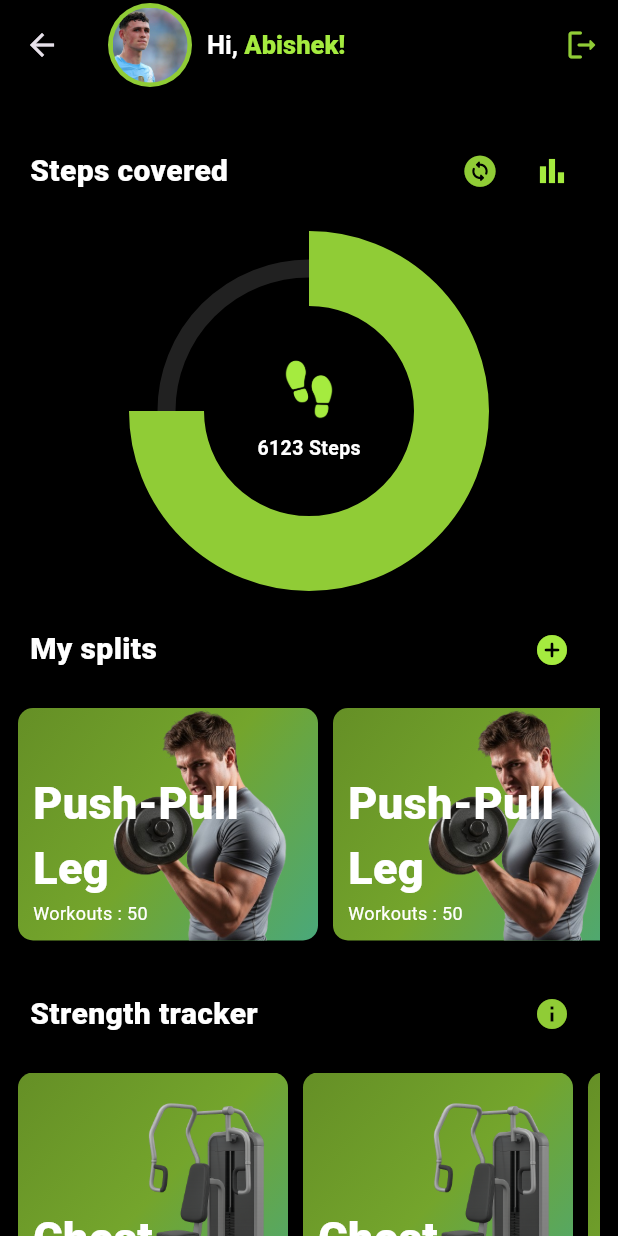
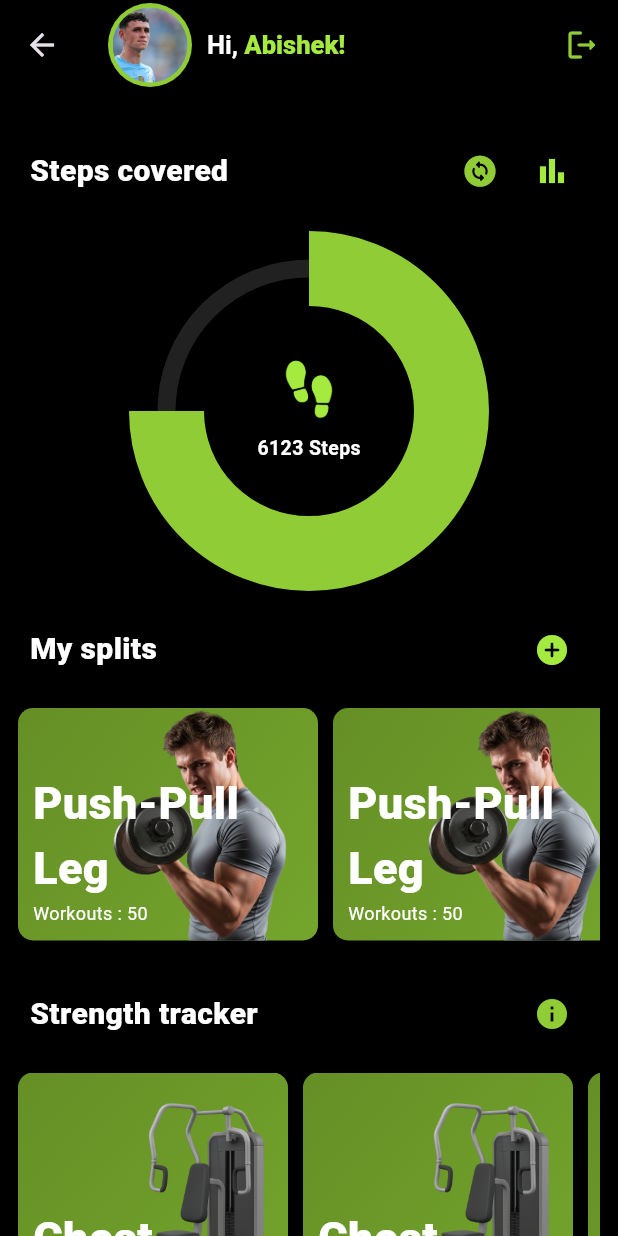
Before and after one commit to AbishekAB21/dumbell_cartel, a Flutter app: the HomeScreenComponent screen opened directly, on a phone screen of 412 x 824 dp. Run offline on Flutter 3.47's test engine with Material 3 defaults, Android fonts, the phone set to English and light mode, and no system bars; drawn by our look-alikes of percent_indicator; our stand-ins replace cloud_firestore, dio, firebase_auth, firebase_core, flutter_markdown, flutter_riverpod and 7 more; missing offline and left inert: flutter_top_snackbar; accounts and stored records are empty.

Commit message:
color fixes

```diff
--- a/lib/features/home screen/widgets/my_split_list.dart
+++ b/lib/features/home screen/widgets/my_split_list.dart
@@ -55,7 +55,7 @@ class MySplitList extends ConsumerWidget {
                     colors: [
                       color.secondaryGradient2,
                       color.secondaryGradient1,
-                      color.teritiaryColor,
+
                     ],
                   ).withOpacity(0.70),
                   color: color.darkOverlay,
--- a/lib/features/home screen/widgets/suggested_workouts.dart
+++ b/lib/features/home screen/widgets/suggested_workouts.dart
@@ -87,7 +87,7 @@ class SuggestedWorkouts extends ConsumerWidget {
                     colors: [
                       color.secondaryGradient2,
                       color.secondaryGradient1,
-                      color.teritiaryColor,
+
                     ],
                   ).withOpacity(0.70),
                   color: color.darkOverlay,
```
